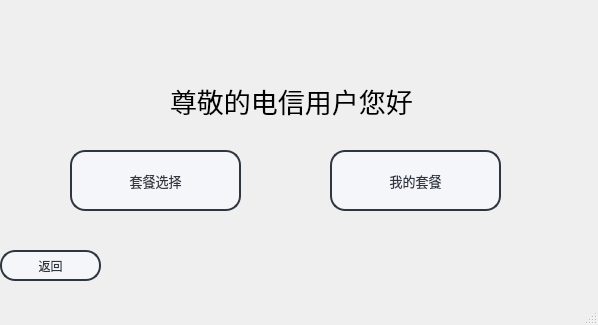
This is qt03/user_main.ui in s235784/ProgramDesign as Qt 5 draws it before an edit. The edited form follows.
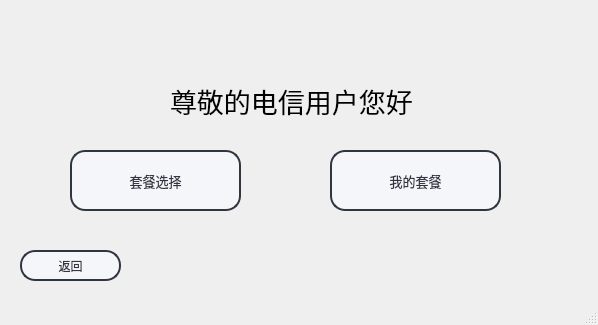
This is the edited form. Icons and pictures are not drawn.

Patch:
```diff
--- a/qt03/user_main.ui
+++ b/qt03/user_main.ui
@@ -130,7 +130,7 @@
    <widget class="QPushButton" name="pushButton_3">
     <property name="geometry">
      <rect>
-      <x>0</x>
+      <x>20</x>
       <y>250</y>
       <width>101</width>
       <height>31</height>
```
